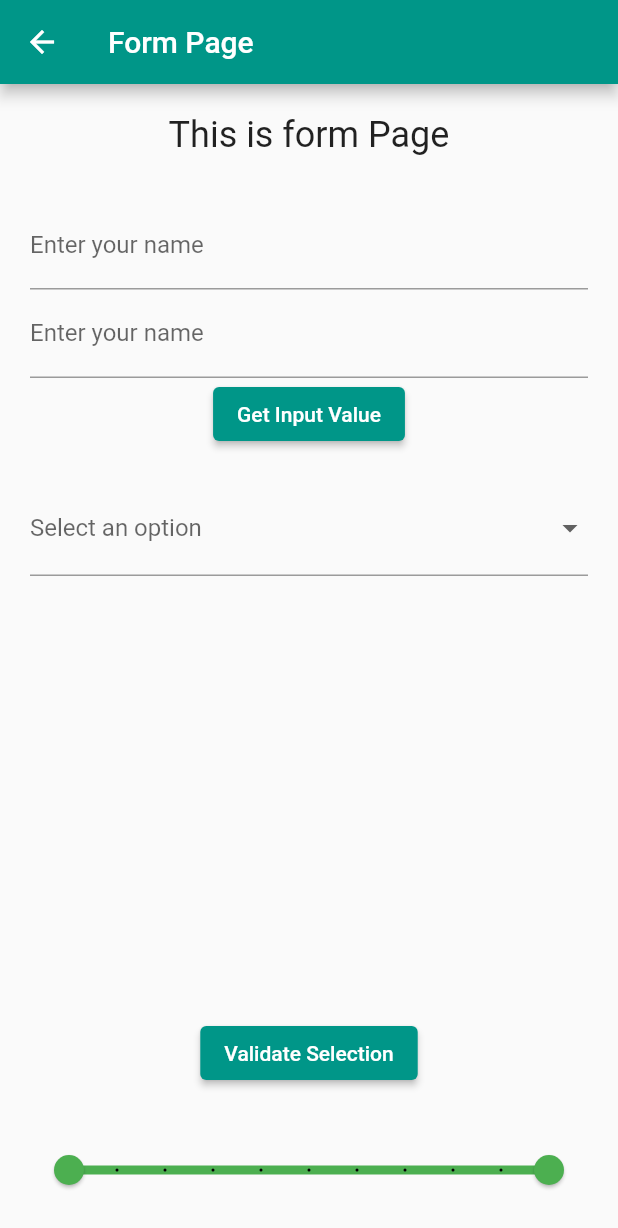
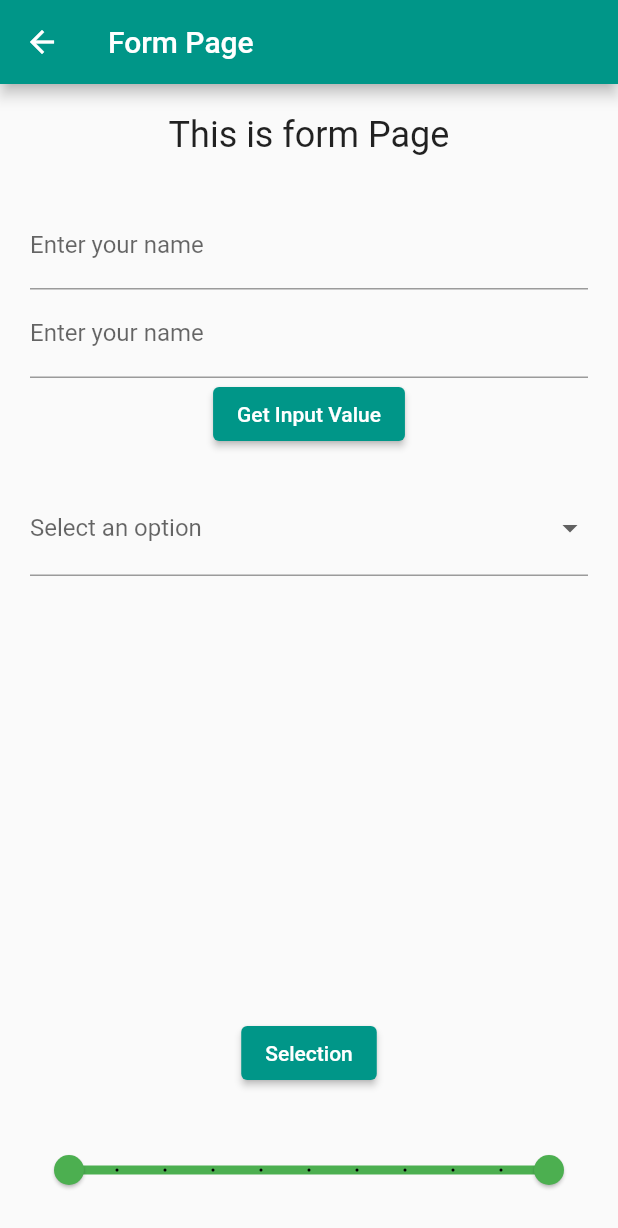
Before and after one commit to jahidh524/Compontnt1-2, a Flutter app: the screen it shows after launch, scrolled down 290 dp, after a tap on "Form Page", on a phone screen of 412 x 824 dp. Shown: the top 1228 px of the screen. Run offline on Flutter 3.47's test engine with Material 2 defaults, Android fonts, the phone set to English and light mode, and no system bars; network calls fail.

Commit message:
theme data

```diff
--- a/lib/form.dart
+++ b/lib/form.dart
@@ -26,12 +26,12 @@ class _FormPageState extends State<FormPage> {
   void _validateInputDrop() {
     if (_selectedValueDrop == null) {
       setState(() {
-        _errorText = 'Please select a value';
+        _errorTextDrop = 'Please select a value';
       });
     } else {
       // Input is valid, perform necessary actions
       setState(() {
-        _errorText = null;
+        _errorTextDrop = null;
       });
       print('Selected value: $_selectedValueDrop');
     }
@@ -173,10 +173,9 @@ class _FormPageState extends State<FormPage> {
                         ),
                       ),
                     ),
-                    const SizedBox(height: 16.0),
                     ElevatedButton(
                       onPressed: _validateInputDrop,
-                      child: const Text('Validate Selection'),
+                      child: const Text('Selection'),
                     ),
                     const SizedBox(
                       height: 30,
--- a/lib/grid_view.dart
+++ b/lib/grid_view.dart
@@ -5,14 +5,16 @@ class GridViewPage extends StatelessWidget {
 
   @override
   Widget build(BuildContext context) {
+     final ThemeData theme = Theme.of(context);
 
     return MaterialApp(
       debugShowCheckedModeBanner: false,
-      theme: ThemeData(primarySwatch: Colors.teal),
+      //theme: ThemeData(primarySwatch: Colors.teal),
 
 
       home: SafeArea(
         child: Scaffold(
+          backgroundColor: theme.primaryColorLight,
           appBar: AppBar(
             leading: IconButton(
             icon:  const Icon(Icons.arrow_back),
--- a/lib/main.dart
+++ b/lib/main.dart
@@ -21,10 +21,12 @@ class MyApp extends StatelessWidget {
     final screenHeight = MediaQuery.of(context).size.height;
 
     return MaterialApp(
-      theme: ThemeData(primarySwatch: Colors.red,
-      primaryColor: Colors.blue,
-
-  fontFamily: 'Roboto',),
+      theme: ThemeData(
+        primarySwatch: Colors.red,
+        primaryColor: Colors.blue,
+        //accentColor: Colors.red,
+        fontFamily: 'Roboto',
+      ),
       debugShowCheckedModeBanner: false,
       home: SafeArea(
         child: DefaultTabController(
@@ -266,8 +268,10 @@ class MyApp extends StatelessWidget {
                             //flex: 5,
                             child: Column(
                           children: [
-                            CustomTextWidget(text: "Jahid", color: Colors.green),
-                            CustomTextWidget(text: "This is red", color: Colors.red),
+                            CustomTextWidget(
+                                text: "Jahid", color: Colors.green),
+                            CustomTextWidget(
+                                text: "This is red", color: Colors.red),
                           ],
                         ))
                       ],
```
